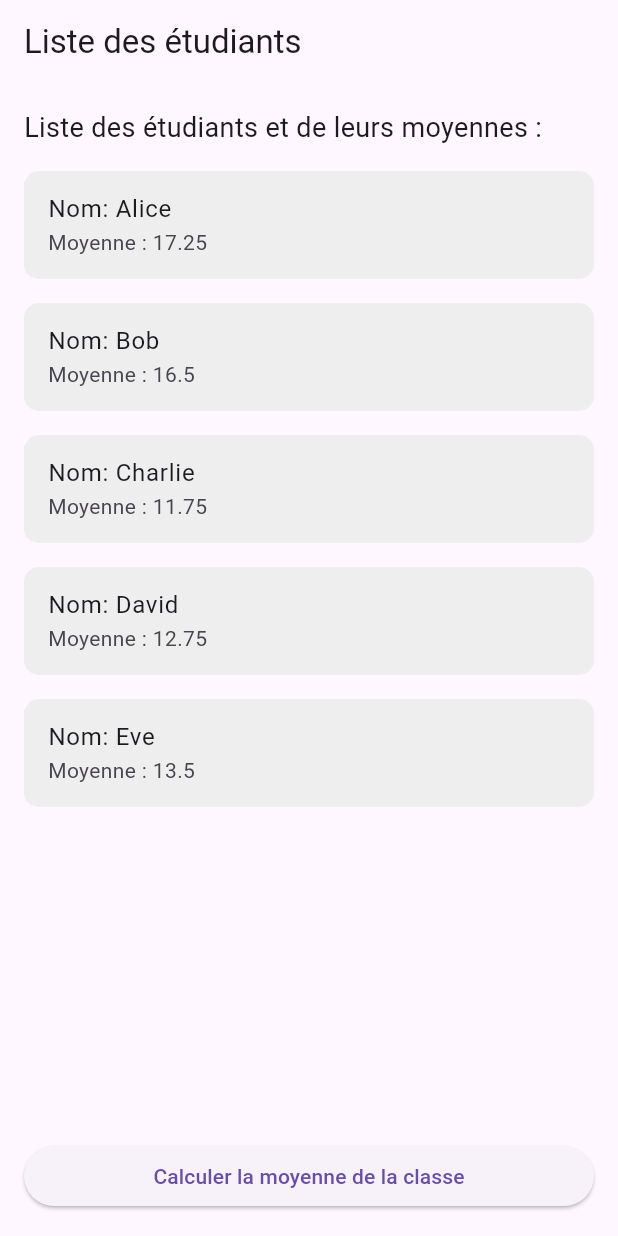
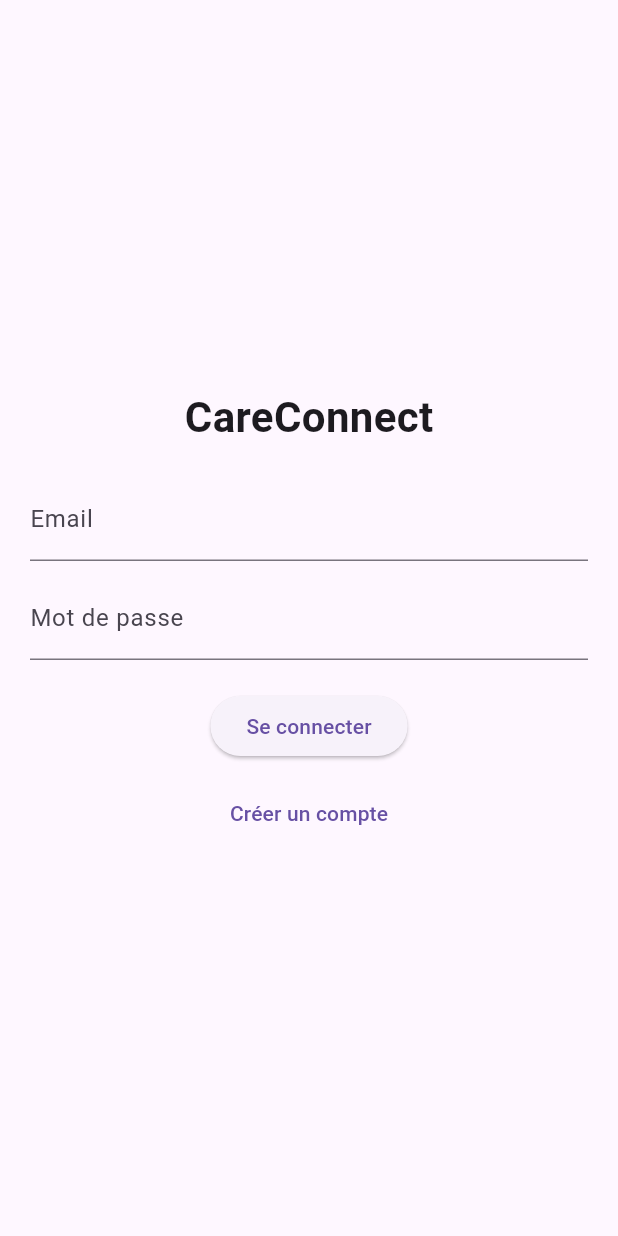
Before and after one commit to wilgaslove/activite5, a Flutter app: the screen it shows after launch, on a phone screen of 412 x 824 dp. Run offline on Flutter 3.47's test engine with Material 3 defaults, Android fonts, the phone set to English and light mode, and no system bars; our stand-ins replace cloud_firestore, firebase_auth, firebase_core; accounts and stored records are empty.

Commit message:
projet final

```diff
--- a/lib/main.dart
+++ b/lib/main.dart
@@ -1,144 +1,20 @@
 import 'package:flutter/material.dart';
+import 'package:firebase_core/firebase_core.dart';
+import 'screens/login_screen.dart';
 
-void main() {
-  runApp(MonApplication());
+void main() async {
+  WidgetsFlutterBinding.ensureInitialized();
+  await Firebase.initializeApp();
+  runApp(CareConnectApp());
 }
 
-class Etudiant {
-  final String nom;
-  final double moyenne;
-
-  Etudiant({required this.nom, required this.moyenne});
-}
-
-class MonApplication extends StatelessWidget {
+class CareConnectApp extends StatelessWidget {
   @override
   Widget build(BuildContext context) {
     return MaterialApp(
-      title: 'Liste Étudiants',
-      home: PageAccueil(),
-      routes: {
-        '/details': (context) => DetailPage(),
-      },
+      title: 'CareConnect',
+      theme: ThemeData(primarySwatch: Colors.blue),
+      home: LoginScreen(),
     );
   }
 }
-
-class PageAccueil extends StatelessWidget {
-  final List<Etudiant> etudiants = [
-    Etudiant(nom: 'Alice', moyenne: 17.25),
-    Etudiant(nom: 'Bob', moyenne: 16.5),
-    Etudiant(nom: 'Charlie', moyenne: 11.75),
-    Etudiant(nom: 'David', moyenne: 12.75),
-    Etudiant(nom: 'Eve', moyenne: 13.5),
-  ];
-
-  @override
-  Widget build(BuildContext context) {
-    return Scaffold(
-      appBar: AppBar(
-        title: const Text('Liste des étudiants'),
-      ),
-      body: Padding(
-        padding: const EdgeInsets.all(16.0),
-        child: Column(
-          crossAxisAlignment: CrossAxisAlignment.stretch,
-          children: <Widget>[
-            const Text(
-              'Liste des étudiants et de leurs moyennes :',
-              style: TextStyle(fontSize: 18),
-            ),
-            const SizedBox(height: 16.0),
-            Expanded(
-              child: ListView.builder(
-                itemCount: etudiants.length,
-                itemBuilder: (context, index) {
-                  final etudiant = etudiants[index];
-                  return Container(
-                    margin: const EdgeInsets.only(bottom: 16.0),
-                    decoration: BoxDecoration(
-                      color: Colors.grey[200],
-                      borderRadius: BorderRadius.circular(10.0),
-                    ),
-                    child: ListTile(
-                      title: Text('Nom: ${etudiant.nom}'),
-                      subtitle: Text('Moyenne : ${etudiant.moyenne}'),
-                      onTap: () {
-                        Navigator.pushNamed(
-                          context,
-                          '/details',
-                          arguments: etudiant,
-                        );
-                      },
-                    ),
-                  );
-                },
-              ),
-            ),
-            ElevatedButton(
-              child: const Text('Calculer la moyenne de la classe'),
-              onPressed: () {
-                final average = calculateMoyenne(etudiants);
-                moyenneAlertDialog(context, average);
-              },
-            ),
-          ],
-        ),
-      ),
-    );
-  }
-
-  double calculateMoyenne(List<Etudiant> etudiants) {
-    double total = 0.0;
-    for (var etudiant in etudiants) {
-      total += etudiant.moyenne;
-    }
-    return total / etudiants.length;
-  }
-
-  void moyenneAlertDialog(BuildContext context, double average) {
-    showDialog(
-      context: context,
-      builder: (BuildContext context) {
-        return AlertDialog(
-          title: const Text('Moyenne des étudiants'),
-          content: Text('La moyenne des étudiants est : ${average.toStringAsFixed(2)}'),
-          actions: <Widget>[
-            TextButton(
-              onPressed: () => Navigator.of(context).pop(),
-              child: const Text('OK'),
-            ),
-          ],
-        );
-      },
-    );
-  }
-}
-
-class DetailPage extends StatelessWidget {
-  @override
-  Widget build(BuildContext context) {
-    final etudiant = ModalRoute.of(context)!.settings.arguments as Etudiant;
-
-    return Scaffold(
-      appBar: AppBar(
-        title: const Text('Détails de l\'étudiant'),
-      ),
-      body: Center(
-        child: Column(
-          mainAxisAlignment: MainAxisAlignment.center,
-          children: <Widget>[
-            Text(
-              'Nom de l\'étudiant : ${etudiant.nom}',
-              style: const TextStyle(fontSize: 18),
-            ),
-            Text(
-              'Moyenne : ${etudiant.moyenne}',
-              style: const TextStyle(fontSize: 18),
-            ),
-          ],
-        ),
-      ),
-    );
-  }
-}
--- a/lib/models/appointment_model.dart
+++ b/lib/models/appointment_model.dart
@@ -0,0 +1,35 @@
+class AppointmentModel {
+  final String id;
+  final String userId;
+  final String centre;
+  final DateTime date;
+  final String statut;
+
+  AppointmentModel({
+    required this.id,
+    required this.userId,
+    required this.centre,
+    required this.date,
+    required this.statut,
+  });
+
+  Map<String, dynamic> toMap() {
+    return {
+      'id': id,
+      'userId': userId,
+      'centre': centre,
+      'date': date.toIso8601String(),
+      'statut': statut,
+    };
+  }
+
+  factory AppointmentModel.fromMap(Map<String, dynamic> map) {
+    return AppointmentModel(
+      id: map['id'] ?? '',
+      userId: map['userId'] ?? '',
+      centre: map['centre'] ?? '',
+      date: DateTime.parse(map['date']),
+      statut: map['statut'] ?? '',
+    );
+  }
+}
--- /dev/null
+++ b/lib/screens/login_screen.dart
@@ -0,0 +1,55 @@
+import 'package:flutter/material.dart';
+import 'home_screen.dart';
+import '../services/firebase_service.dart';
+
+class LoginScreen extends StatefulWidget {
+  @override
+  State<LoginScreen> createState() => _LoginScreenState();
+}
+
+class _LoginScreenState extends State<LoginScreen> {
+  final _emailCtl = TextEditingController();
+  final _passCtl = TextEditingController();
+  final FirebaseService _service = FirebaseService();
+  bool loading = false;
+
+  void _login() async {
+    setState(() => loading = true);
+    try {
+      final user = await _service.signIn(_emailCtl.text.trim(), _passCtl.text.trim());
+      if (user != null) {
+        Navigator.pushReplacement(context, MaterialPageRoute(builder: (_) => HomeScreen()));
+      }
+    } catch (e) {
+      ScaffoldMessenger.of(context).showSnackBar(SnackBar(content: Text('Erreur connexion: ' + e.toString())));
+    } finally {
+      setState(() => loading = false);
+    }
+  }
+
+  @override
+  Widget build(BuildContext context) {
+    return Scaffold(
+      body: Padding(
+        padding: EdgeInsets.all(20),
+        child: Center(
+          child: SingleChildScrollView(
+            child: Column(
+              children: [
+                Text('CareConnect', style: TextStyle(fontSize: 28, fontWeight: FontWeight.bold)),
+                SizedBox(height: 20),
+                TextField(controller: _emailCtl, decoration: InputDecoration(labelText: 'Email')),
+                SizedBox(height: 10),
+                TextField(controller: _passCtl, decoration: InputDecoration(labelText: 'Mot de passe'), obscureText: true),
+                SizedBox(height: 20),
+                ElevatedButton(onPressed: loading ? null : _login, child: Text('Se connecter')),
+                SizedBox(height: 10),
+                TextButton(onPressed: () {}, child: Text("Créer un compte")),
+              ],
+            ),
+          ),
+        ),
+      ),
+    );
+  }
+}
--- /dev/null
+++ b/lib/services/firebase_service.dart
@@ -0,0 +1,31 @@
+import 'package:cloud_firestore/cloud_firestore.dart';
+import 'package:firebase_auth/firebase_auth.dart';
+import '../models/appointment_model.dart';
+
+class FirebaseService {
+  final FirebaseAuth _auth = FirebaseAuth.instance;
+  final FirebaseFirestore _db = FirebaseFirestore.instance;
+
+  Future<User?> signIn(String email, String password) async {
+    final cred = await _auth.signInWithEmailAndPassword(email: email, password: password);
+    return cred.user;
+  }
+
+  Future<User?> signUp(String email, String password, String name) async {
+    final cred = await _auth.createUserWithEmailAndPassword(email: email, password: password);
+    final user = cred.user;
+    if (user != null) {
+      await _db.collection('users').doc(user.uid).set({
+        'id': user.uid,
+        'nom': name,
+        'email': email,
+        'role': 'patient',
+      });
+    }
+    return user;
+  }
+
+  Future<void> createAppointment(AppointmentModel appt) async {
+    await _db.collection('appointments').doc(appt.id).set(appt.toMap());
+  }
+}
```
Also changed, not shown: lib/models/health_center_model.dart (+43 -0 lines), lib/models/health_tip_model.dart (+31 -0 lines), lib/models/message_model.dart (+39 -0 lines), lib/models/user_model.dart (+39 -0 lines), lib/screens/appointments_screen.dart (added, +32 -0 lines), lib/screens/chat_screen.dart (added, +10 -0 lines), lib/screens/home_screen.dart (added, +33 -0 lines), lib/screens/map_screen.dart (added, +10 -0 lines), lib/screens/new_appointment_screen.dart (added, +48 -0 lines), lib/screens/profile_screen.dart (added, +23 -0 lines), lib/widgets/loading_widget.dart (added, +8 -0 lines), pubspec.yaml (+19 -5 lines), pubspec.lock, 2 other files.
